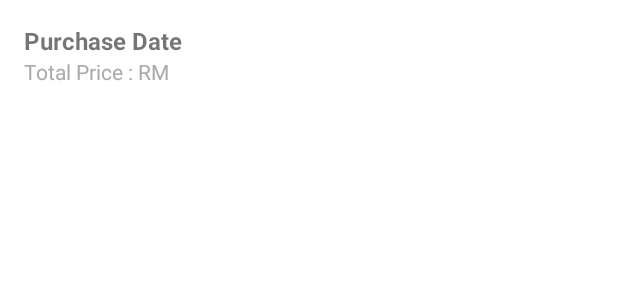
After one commit to JaymzGit/E-Koperasi-Mobile, an Android app: the layout item_history.xml on its own in the app's theme, with its tools: preview values and no code run, on a phone screen of 412 x 824 dp. The commit adds this screen. Shown: the top 300 px of the screen. Run offline under Robolectric (Android 15) with nearby library versions, the light colour scheme and no system bars.

Commit message:
Created files for Purchase History's RecyclerView

```diff
--- a/app/src/main/java/com/gnj/e_koperasi/AnnouncementAdapter.java
+++ b/app/src/main/java/com/gnj/e_koperasi/AnnouncementAdapter.java
@@ -1,9 +1,12 @@
 package com.gnj.e_koperasi;
 
+import android.content.Intent;
 import android.view.LayoutInflater;
 import android.view.View;
 import android.view.ViewGroup;
 import android.widget.TextView;
+import android.widget.Toast;
+
 import androidx.annotation.NonNull;
 import androidx.recyclerview.widget.RecyclerView;
 import java.util.List;
--- /dev/null
+++ b/app/src/main/java/com/gnj/e_koperasi/History.java
@@ -0,0 +1,4 @@
+package com.gnj.e_koperasi;
+
+public class History {
+}
--- /dev/null
+++ b/app/src/main/java/com/gnj/e_koperasi/HistoryAdapter.java
@@ -0,0 +1,4 @@
+package com.gnj.e_koperasi;
+
+public class HistoryAdapter {
+}
--- /dev/null
+++ b/app/src/main/res/layout/item_history.xml
@@ -0,0 +1,27 @@
+<LinearLayout
+    xmlns:android="http://schemas.android.com/apk/res/android"
+    android:layout_width="match_parent"
+    android:layout_height="wrap_content"
+    android:orientation="vertical"
+    android:padding="16dp">
+
+    <!-- Purchase Group Summary -->
+    <TextView
+        android:id="@+id/tvDate"
+        android:layout_width="wrap_content"
+        android:layout_height="wrap_content"
+        android:text="Purchase Date"
+        android:textSize="16sp"
+        android:textStyle="bold" />
+
+    <!-- Purchase Date -->
+
+    <TextView
+        android:id="@+id/tvPrice"
+        android:layout_width="wrap_content"
+        android:layout_height="wrap_content"
+        android:text="Total Price : RM"
+        android:textColor="@android:color/darker_gray"
+        android:textSize="14sp" />
+
+</LinearLayout>
```
Also changed, not shown: app/src/main/res/layout/activity_history_page.xml (+10 -0 lines).
